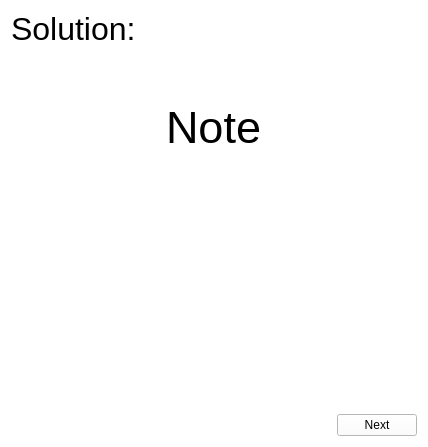
First picture: the form in src/view/ui/static/viewer.ui, repository PythBuster/guitar_music_notes, before the edit.
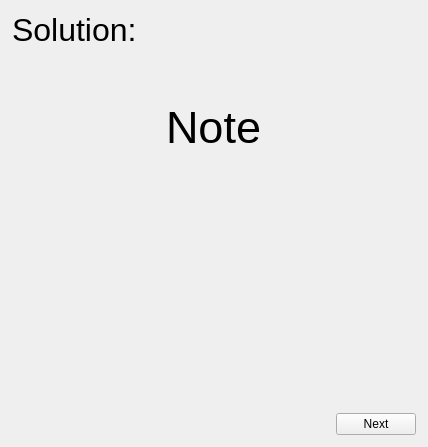
Second picture: the form after the edit.

What changed in the file:
```diff
--- a/src/view/ui/static/viewer.ui
+++ b/src/view/ui/static/viewer.ui
@@ -14,12 +14,24 @@
    <string>Training</string>
   </property>
   <property name="styleSheet">
-   <string notr="true">background-color: white;</string>
+   <string notr="true"/>
   </property>
   <layout class="QVBoxLayout" name="verticalLayout">
    <property name="spacing">
     <number>6</number>
    </property>
+   <property name="leftMargin">
+    <number>12</number>
+   </property>
+   <property name="topMargin">
+    <number>12</number>
+   </property>
+   <property name="rightMargin">
+    <number>12</number>
+   </property>
+   <property name="bottomMargin">
+    <number>12</number>
+   </property>
    <item>
     <layout class="QVBoxLayout" name="verticalLayout_2">
      <property name="spacing">
```
